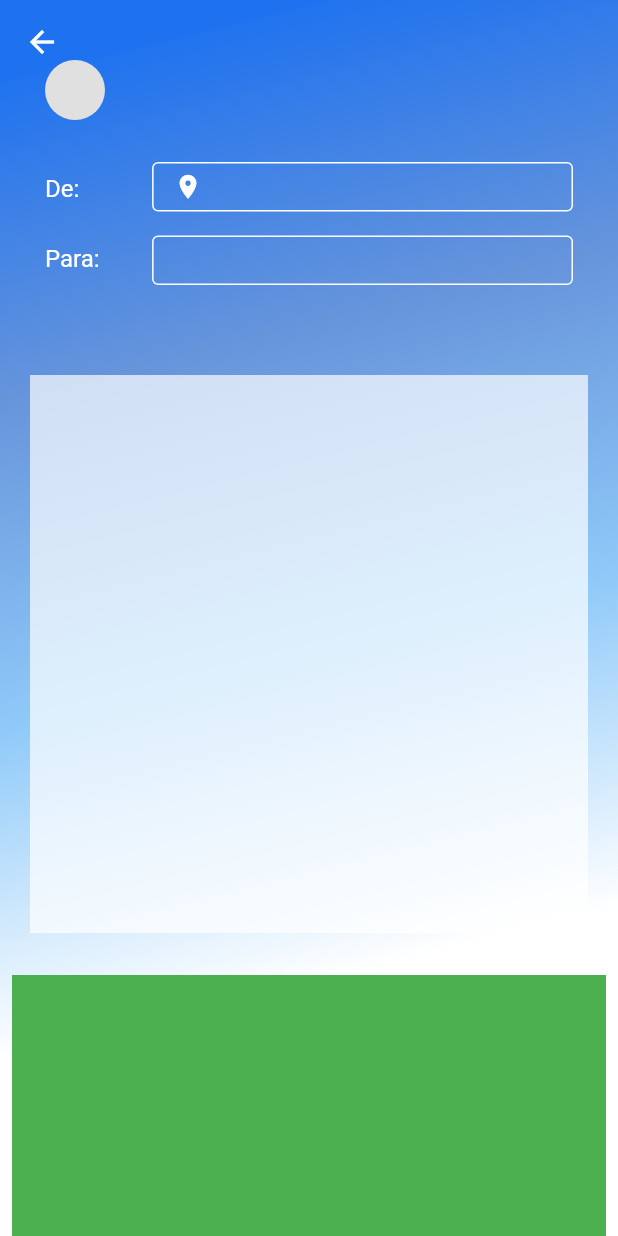
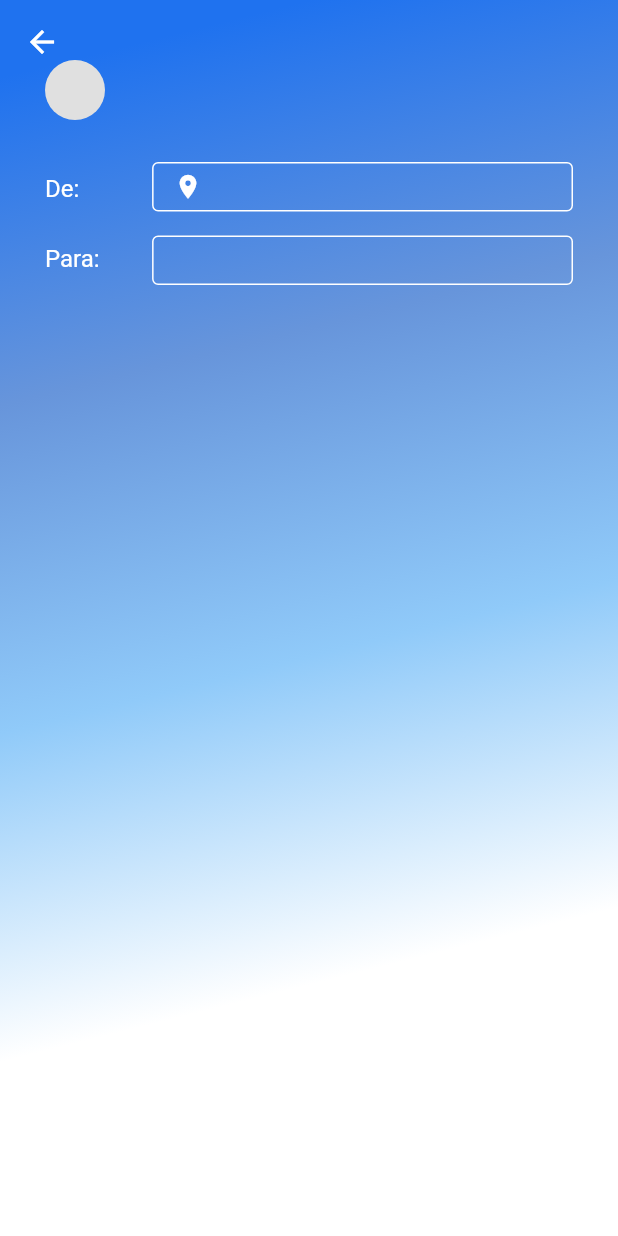
Before and after one commit to eududalim/shatrip_app, a Flutter app: the HomePage screen opened by its route, on a phone screen of 412 x 824 dp. Run offline on Flutter 3.47's test engine with Material 2 defaults, Android fonts, the phone set to English and light mode, and no system bars; our stand-ins replace get; Roboto replaces fonts that are missing (Poppins).

Commit message:
Alteraçoes na homepage

```diff
--- a/lib/app/home/ui/pages/home_page.dart
+++ b/lib/app/home/ui/pages/home_page.dart
@@ -22,18 +22,11 @@ class HomePage extends StatelessWidget {
               ),
               SliverGrid(
                   delegate: SliverChildListDelegate([
-                    Padding(
-                      padding: const EdgeInsets.all(20.0),
-                      child: Container(
-                        color: Colors.white70,
-                      ),
-                    ),
-                    Padding(
-                      padding: const EdgeInsets.all(8.0),
-                      child: Container(
-                        color: Colors.green,
-                      ),
-                    ),
+                    Column(
+                      mainAxisSize: MainAxisSize.max,
+                      children: [
+                      ],
+                    )
                   ]),
                   gridDelegate: SliverGridDelegateWithFixedCrossAxisCount(
                     crossAxisCount: 1,
```
